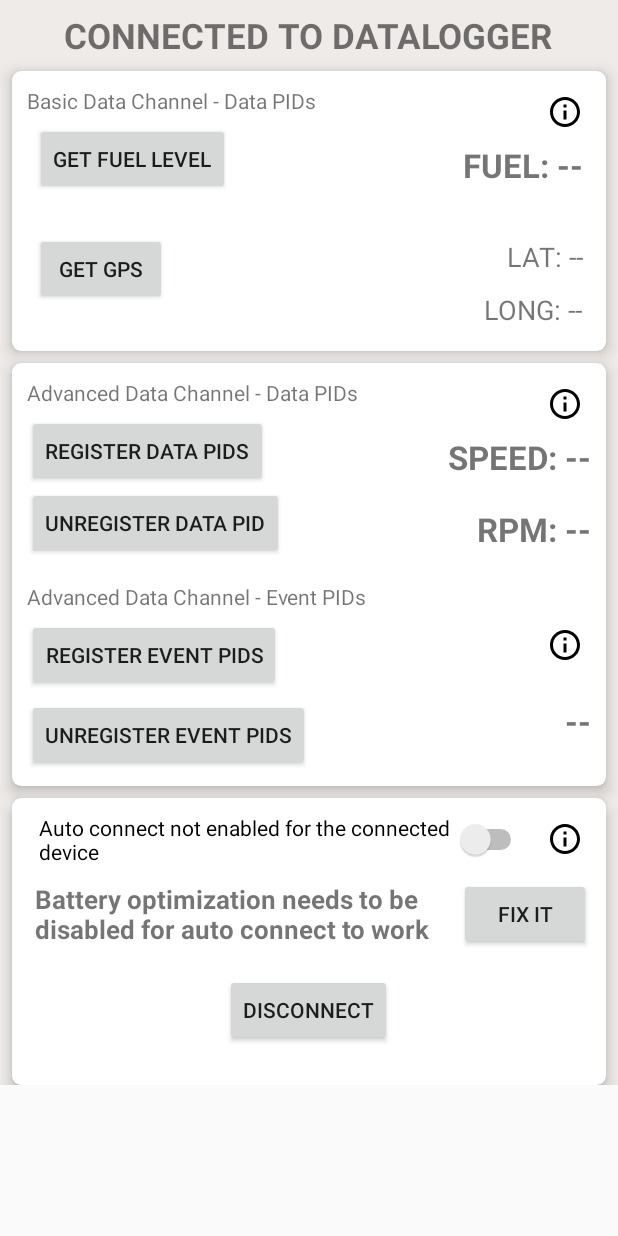
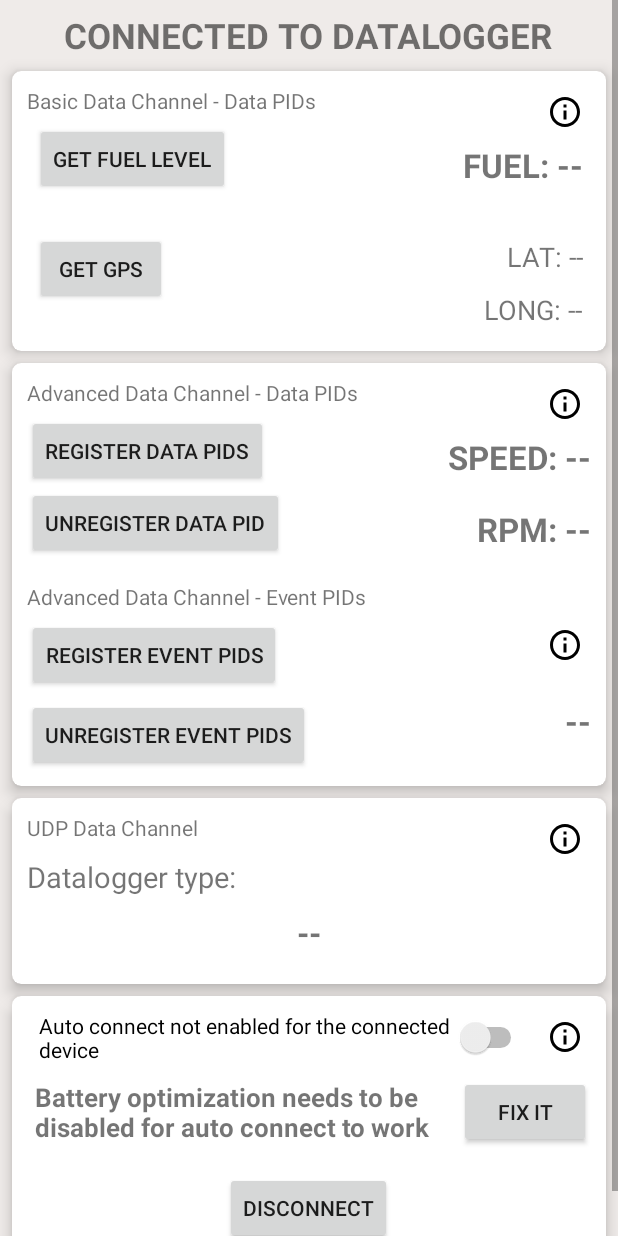
Before and after one commit to danlawinc/smartconnectsdk-android-sample-app, an Android app: the ConnectedActivity screen opened directly, with no data from a screen before it, on a phone screen of 412 x 824 dp. Run offline under Robolectric (Android 15) with nearby library versions, the phone set to English and light mode, and no system bars; our stand-ins replace EventBus; libraries missing offline, so code that uses them is left out: com.danlaw.smartconnectsdk; 6 statements that could not run were skipped.

Commit message:
skeleton for udp data

```diff
--- a/app/src/main/res/layout/activity_connected.xml
+++ b/app/src/main/res/layout/activity_connected.xml
@@ -244,10 +244,70 @@
         </RelativeLayout>
     </androidx.cardview.widget.CardView>
 
+
+    <androidx.cardview.widget.CardView
+        android:id="@+id/cardView5"
+        android:layout_width="match_parent"
+        android:layout_height="wrap_content"
+        android:layout_below="@id/cardView4"
+        android:layout_marginStart="8dp"
+        android:layout_marginTop="8dp"
+        android:layout_marginEnd="8dp"
+
+        app:cardCornerRadius="6dp"
+        app:cardElevation="6dp">
+
+        <RelativeLayout
+            android:layout_width="match_parent"
+            android:layout_height="wrap_content"
+            android:layout_margin="10dp">
+
+            <TextView
+                android:id="@+id/udpString"
+                android:layout_width="wrap_content"
+                android:layout_height="wrap_content"
+                android:text="@string/udp_header_data" />
+
+            <ImageView
+                android:id="@+id/udpChannelDataPidInfo"
+                android:layout_width="wrap_content"
+                android:layout_height="wrap_content"
+                android:layout_alignParentTop="true"
+                android:layout_alignParentEnd="true"
+                android:onClick="onMoreInfoClicked"
+                android:padding="5dp"
+                app:srcCompat="@drawable/ic_info_outline_black_24dp" />
+
+            <TextView
+                android:layout_width="wrap_content"
+                android:layout_height="wrap_content"
+                android:layout_below="@id/udpString"
+                android:textSize="19sp"
+                android:layout_marginTop="10dp"
+                android:id="@+id/udpInfo"
+                android:text="Datalogger type: "/>
+
+
+
+            <TextView
+                android:id="@+id/udpValueTextView"
+                android:layout_width="wrap_content"
+                android:layout_height="wrap_content"
+                android:layout_margin="10dp"
+                android:layout_below="@id/udpInfo"
+                android:text="--"
+                android:layout_centerHorizontal="true"
+                android:textSize="21sp"
+                android:textStyle="bold" />
+
+
+        </RelativeLayout>
+    </androidx.cardview.widget.CardView>
+
     <androidx.cardview.widget.CardView
         android:layout_width="match_parent"
         android:layout_height="wrap_content"
-        android:layout_below="@+id/cardView4"
+        android:layout_below="@+id/cardView5"
         android:layout_marginStart="8dp"
         android:layout_marginTop="8dp"
         android:layout_marginEnd="8dp"
--- a/app/src/main/res/values/strings.xml
+++ b/app/src/main/res/values/strings.xml
@@ -10,4 +10,5 @@
     <string name="advanced_header_events">Advanced Data Channel - Event PIDs</string>
     <string name="autoconnect_info">If Auto Connect is turned on app will set the connected device as favorite and then the app will try to connect to the device automatically during any foreground or background (triggered by location change) scans.</string>
     <string name="autoconnect_header">Auto Connect</string>
+    <string name="udp_header_data">UDP Data Channel</string>
 </resources>
```
